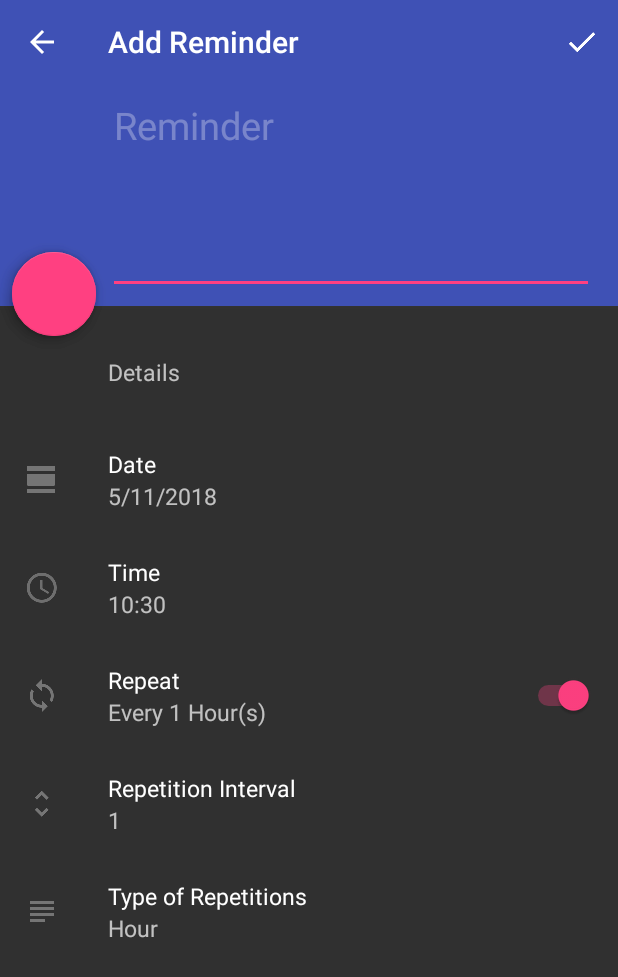
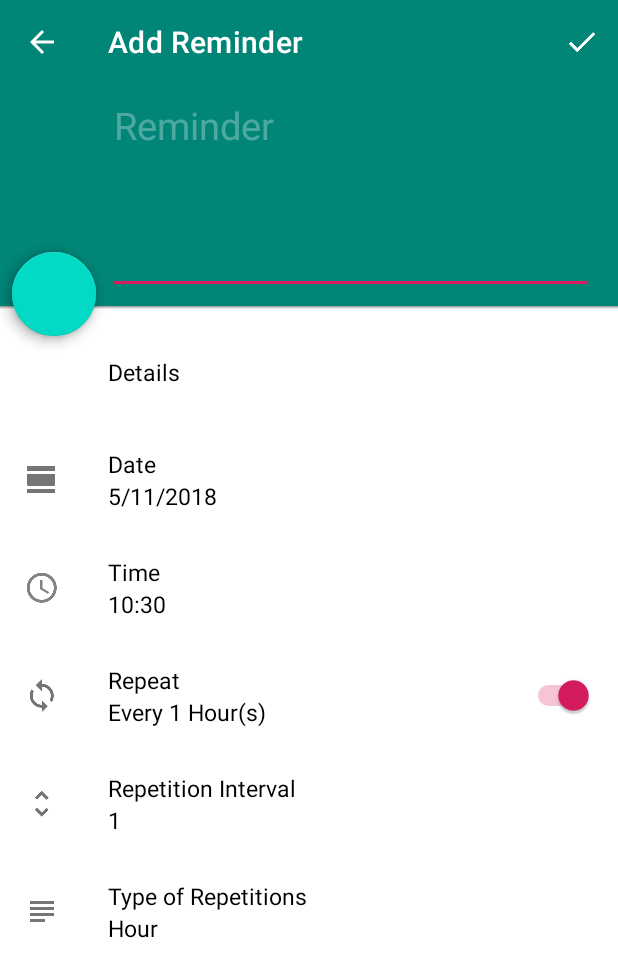
Before and after one commit to JAICHANGPARK/Diabetes_Reminder, an Android app: the AddReminderActivity screen opened directly, with no data from a screen before it, on a phone screen of 412 x 824 dp. Shown: the top 977 px of the screen. Run offline under Robolectric (Android 15) with nearby library versions, the phone set to English and light mode, and no system bars; libraries missing offline, so code that uses them is left out: com.getbase.floatingactionbutton, com.wdullaer.materialdatetimepicker; plain views replace FloatingActionButton; 4 statements that could not run were skipped.

Commit message:
1.0.0 added

```diff
--- a/app/build.gradle
+++ b/app/build.gradle
@@ -7,7 +7,7 @@ android {
         minSdkVersion 21
         targetSdkVersion 28
         versionCode 1
-        versionName "1.0"
+        versionName "1.0.0"
         testInstrumentationRunner "android.support.test.runner.AndroidJUnitRunner"
     }
     buildTypes {
--- a/app/src/main/AndroidManifest.xml
+++ b/app/src/main/AndroidManifest.xml
@@ -26,7 +26,7 @@
         <activity android:name=".AddReminderActivity"
             android:label="@string/title_activity_add_reminder"
             android:parentActivityName=".HomeActivity"
-            android:theme="@style/AppTheme2">
+            android:theme="@style/HomeTheme">
             <!-- Parent activity meta-data to support 4.0 and lower -->
             <meta-data
                 android:name="android.support.PARENT_ACTIVITY"
--- a/app/src/main/java/com/dreamwalker/diabetesreminder/AlarmCursorAdapter.java
+++ b/app/src/main/java/com/dreamwalker/diabetesreminder/AlarmCursorAdapter.java
@@ -114,7 +114,7 @@ public class AlarmCursorAdapter extends CursorAdapter {
     // Set active image as on or off
     public void setActiveImage(String active) {
         if (active.equals("true")) {
-            mActiveImage.setImageResource(R.drawable.ic_notifications_on_white_24dp);
+            mActiveImage.setImageResource(R.drawable.ic_notifications_active_black_24dp);
         } else if (active.equals("false")) {
             mActiveImage.setImageResource(R.drawable.ic_notifications_off_grey600_24dp);
         }
--- a/app/src/main/java/com/dreamwalker/diabetesreminder/HomeActivity.java
+++ b/app/src/main/java/com/dreamwalker/diabetesreminder/HomeActivity.java
@@ -134,7 +134,7 @@ public class HomeActivity extends AppCompatActivity implements LoaderManager.Loa
 
 
         AlertDialog.Builder builder = new AlertDialog.Builder(this);
-        builder.setTitle("Set Reminder Title");
+        builder.setTitle(getResources().getString(R.string.set_reminder_title));
 
         final EditText input = new EditText(this);
         input.setInputType(InputType.TYPE_CLASS_TEXT);
--- a/app/src/main/res/layout/activity_add_reminder.xml
+++ b/app/src/main/res/layout/activity_add_reminder.xml
@@ -14,14 +14,14 @@
         app:contentInsetLeft="0dp"
         app:contentInsetStart="16dp"
         app:theme="@style/ThemeOverlay.AppCompat.Dark.ActionBar"
-        android:background="?attr/colorPrimary" />
+        android:background="@color/colorPrimary2" />
 
     <LinearLayout
         android:layout_width="match_parent"
         android:layout_below="@+id/toolbar"
         android:theme="@style/ThemeOverlay.AppCompat.Dark.ActionBar"
         android:id="@+id/add_reminder_layout_top"
-        android:background="@color/colorPrimary"
+        android:background="@color/colorPrimary2"
         android:orientation="vertical"
         android:layout_height="148dp">
 
@@ -62,7 +62,7 @@
                 android:textSize="15dp"
                 android:gravity="center_vertical"
                 android:layout_marginLeft="72dp"
-                android:textColor="@color/abc_secondary_text_material_dark"
+                android:textColor="@android:color/black"
                 android:layout_height="72dp"/>
 
             <RelativeLayout
@@ -92,7 +92,7 @@
 
                     <TextView
                         android:id="@+id/date_text"
-                        android:textColor="@color/abc_primary_text_material_dark"
+                        android:textColor="@android:color/black"
                         android:layout_width="wrap_content"
                         android:textSize="15dp"
                         android:layout_height="wrap_content"
@@ -102,7 +102,7 @@
                         android:layout_width="wrap_content"
                         android:id="@+id/set_date"
                         android:textSize="15dp"
-                        android:textColor="@color/abc_secondary_text_material_dark"
+                        android:textColor="@android:color/black"
                         android:layout_height="wrap_content"/>
 
                 </LinearLayout>
@@ -136,7 +136,7 @@
 
                     <TextView
                         android:id="@+id/time_text"
-                        android:textColor="@color/abc_primary_text_material_dark"
+                        android:textColor="@android:color/black"
                         android:layout_width="wrap_content"
                         android:textSize="15dp"
                         android:layout_height="wrap_content"
@@ -146,7 +146,7 @@
                         android:layout_width="wrap_content"
                         android:id="@+id/set_time"
                         android:textSize="15dp"
-                        android:textColor="@color/abc_secondary_text_material_dark"
+                        android:textColor="@android:color/black"
                         android:layout_height="wrap_content"/>
 
                 </LinearLayout>
@@ -178,7 +178,7 @@
 
                     <TextView
                         android:id="@+id/repeat_text"
-                        android:textColor="@color/abc_primary_text_material_dark"
+                        android:textColor="@android:color/black"
                         android:layout_width="wrap_content"
                         android:textSize="15dp"
                         android:layout_height="wrap_content"
@@ -188,7 +188,7 @@
                         android:layout_width="wrap_content"
                         android:id="@+id/set_repeat"
                         android:textSize="15dp"
-                        android:textColor="@color/abc_secondary_text_material_dark"
+                        android:textColor="@android:color/black"
                         android:layout_height="wrap_content"/>
 
                 </LinearLayout>
@@ -235,7 +235,7 @@
 
                     <TextView
                         android:id="@+id/repeat_no_text"
-                        android:textColor="@color/abc_primary_text_material_dark"
+                        android:textColor="@android:color/black"
                         android:layout_width="wrap_content"
                         android:textSize="15dp"
                         android:layout_height="wrap_content"
@@ -245,7 +245,7 @@
                         android:layout_width="wrap_content"
                         android:id="@+id/set_repeat_no"
                         android:textSize="15dp"
-                        android:textColor="@color/abc_secondary_text_material_dark"
+                        android:textColor="@android:color/black"
                         android:layout_height="wrap_content"/>
 
                 </LinearLayout>
@@ -279,7 +279,7 @@
 
                     <TextView
                         android:id="@+id/repeat_type_text"
-                        android:textColor="@color/abc_primary_text_material_dark"
+                        android:textColor="@android:color/black"
                         android:layout_width="wrap_content"
                         android:textSize="15dp"
                         android:layout_height="wrap_content"
@@ -289,7 +289,7 @@
                         android:layout_width="wrap_content"
                         android:id="@+id/set_repeat_type"
                         android:textSize="15dp"
-                        android:textColor="@color/abc_secondary_text_material_dark"
+                        android:textColor="@android:color/black"
                         android:layout_height="wrap_content"/>
 
                 </LinearLayout>
@@ -313,7 +313,7 @@
         android:clickable="true"
         android:onClick="selectFab1"
         fab:fab_icon="@drawable/ic_notifications_off_grey600_24dp"
-        fab:fab_colorNormal="@color/colorAccent"
+        fab:fab_colorNormal="@color/colorAccent2"
         fab:fab_colorPressed="@color/fab_pressed"
         app:fab_size="normal"
         android:layout_alignParentLeft="true"
@@ -328,7 +328,7 @@
         android:clickable="true"
         android:onClick="selectFab2"
         fab:fab_icon="@drawable/ic_notifications_on_white_24dp"
-        fab:fab_colorNormal="@color/colorAccent"
+        fab:fab_colorNormal="@color/colorAccent2"
         fab:fab_colorPressed="@color/fab_pressed"
         app:fab_size="normal"
         android:layout_alignParentLeft="true"
--- a/app/src/main/res/layout/alarm_items.xml
+++ b/app/src/main/res/layout/alarm_items.xml
@@ -30,7 +30,7 @@
             android:ellipsize="end"
             android:maxLines="2"
             android:layout_height="wrap_content"
-            android:textColor="@color/abc_primary_text_material_dark"
+            android:textColor="@android:color/black"
             tools:text="Title"
             android:textSize="20sp"/>
 
@@ -41,7 +41,7 @@
             android:singleLine="true"
             android:layout_height="wrap_content"
             android:textSize="15sp"
-            android:textColor="@color/abc_secondary_text_material_dark"
+            android:textColor="@color/mdtp_transparent_black"
             tools:text="Date and Time"/>
 
         <TextView
@@ -51,7 +51,7 @@
             android:singleLine="true"
             android:layout_height="wrap_content"
             android:textSize="15sp"
-            android:textColor="@color/abc_secondary_text_material_dark"
+            android:textColor="@color/mdtp_transparent_black"
             tools:text="Repeat No and Type"/>
 
     </LinearLayout>
--- a/app/src/main/res/values/colors.xml
+++ b/app/src/main/res/values/colors.xml
@@ -8,4 +8,6 @@
     <color name="colorPrimary2">#008577</color>
     <color name="colorPrimaryDark2">#00574B</color>
     <color name="colorAccent2">#D81B60</color>
+
+    <color name="black">#000000</color>
 </resources>
--- a/app/src/main/res/values/strings.xml
+++ b/app/src/main/res/values/strings.xml
@@ -1,11 +1,11 @@
 <resources>
-    <string name="app_name">DiabetesReminder</string>
+    <string name="app_name">당뇨그루-리마인더</string>
 
     <string name="no_cardetails">Click on the button below to begin creating your reminder!</string>
     <string name="title_activity_add_reminder">Add Reminder</string>
     <string name="title_activity_edit_reminder">Edit Reminder</string>
     <string name="title_activity_licenses">Licenses</string>
-
+    <string name="set_reminder_title">Set Reminder Title</string>
     <string name="add_reminder">Reminder</string>
     <string name="details">Details</string>
     <string name="date">Date</string>
```
Also changed, not shown: app/src/main/res/drawable/ic_notifications_active_black_24dp.xml (added, +9 -0 lines), 4 other files.
